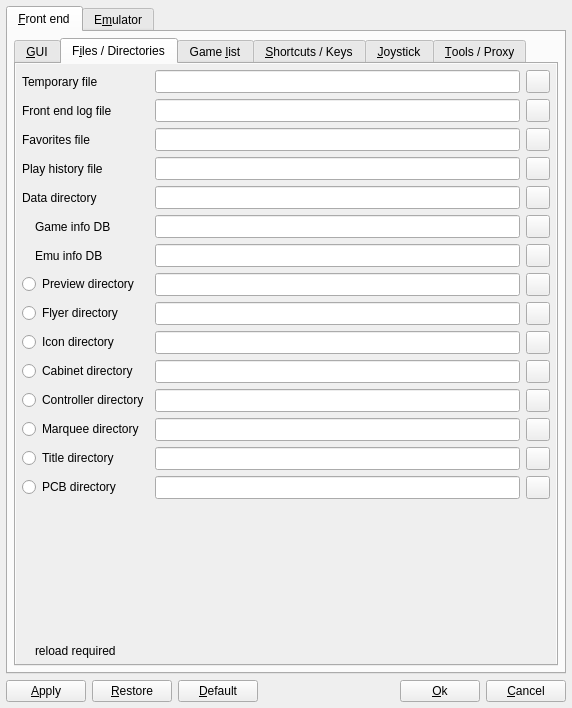
Old version of the form options.ui in the repository qmc2/qmc2-mame-fe.
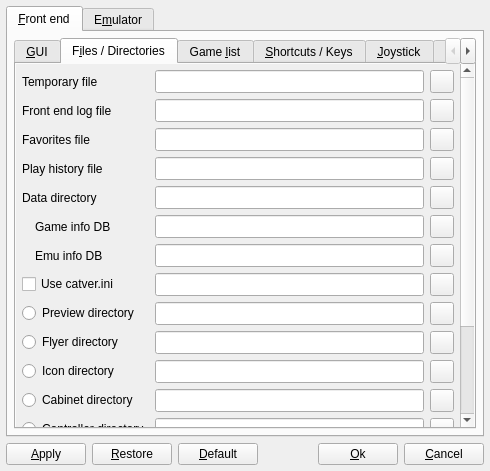
New version of the form. The open tabs and pages were chosen to show the change. Icons and pictures are not drawn.

Commit message: wip: MAME targets only: added optional support for catver.ini (standard game list integration works already)

The edit to the form file:
```diff
--- a/options.ui
+++ b/options.ui
@@ -7,8 +7,8 @@
    <rect>
     <x>0</x>
     <y>0</y>
-    <width>572</width>
-    <height>708</height>
+    <width>490</width>
+    <height>471</height>
    </rect>
   </property>
   <property name="windowTitle">
@@ -854,8 +854,8 @@
                <rect>
                 <x>0</x>
                 <y>0</y>
-                <width>540</width>
-                <height>601</height>
+                <width>441</width>
+                <height>518</height>
                </rect>
               </property>
               <layout class="QGridLayout" name="gridLayout_6">
@@ -1166,7 +1166,7 @@
                    </property>
                   </widget>
                  </item>
-                 <item row="7" column="0">
+                 <item row="8" column="0">
                   <widget class="QRadioButton" name="radioButtonPreviewSelect">
                    <property name="toolTip">
                     <string>Switch between specifying a preview directory or a ZIP-compressed preview file</string>
@@ -1182,7 +1182,7 @@
                    </property>
                   </widget>
                  </item>
-                 <item row="7" column="1" colspan="2">
+                 <item row="8" column="1" colspan="2">
                   <widget class="QStackedWidget" name="stackedWidgetPreview">
                    <property name="sizePolicy">
                     <sizepolicy hsizetype="Preferred" vsizetype="Fixed">
@@ -1269,7 +1269,7 @@
                    </widget>
                   </widget>
                  </item>
-                 <item row="8" column="0">
+                 <item row="9" column="0">
                   <widget class="QRadioButton" name="radioButtonFlyerSelect">
                    <property name="toolTip">
                     <string>Switch between specifying a flyer directory or a ZIP-compressed flyer file</string>
@@ -1285,7 +1285,7 @@
                    </property>
                   </widget>
                  </item>
-                 <item row="8" column="1" colspan="2">
+                 <item row="9" column="1" colspan="2">
                   <widget class="QStackedWidget" name="stackedWidgetFlyer">
                    <property name="sizePolicy">
                     <sizepolicy hsizetype="Preferred" vsizetype="Fixed">
@@ -1372,7 +1372,7 @@
                    </widget>
                   </widget>
                  </item>
-                 <item row="9" column="0">
+                 <item row="10" column="0">
                   <widget class="QRadioButton" name="radioButtonIconSelect">
                    <property name="toolTip">
                     <string>Switch between specifying an icon directory or a ZIP-compressed icon file</string>
@@ -1388,7 +1388,7 @@
                    </property>
                   </widget>
                  </item>
-                 <item row="9" column="1" colspan="2">
+                 <item row="10" column="1" colspan="2">
                   <widget class="QStackedWidget" name="stackedWidgetIcon">
                    <property name="sizePolicy">
                     <sizepolicy hsizetype="Preferred" vsizetype="Fixed">
@@ -1475,7 +1475,7 @@
                    </widget>
                   </widget>
                  </item>
-                 <item row="15" column="0" colspan="3">
+                 <item row="16" column="0" colspan="3">
                   <spacer name="spacer5">
                    <property name="orientation">
                     <enum>Qt::Vertical</enum>
@@ -1488,7 +1488,7 @@
                    </property>
                   </spacer>
                  </item>
-                 <item row="16" column="0" colspan="3">
+                 <item row="17" column="0" colspan="3">
                   <layout class="QHBoxLayout" name="layout8">
                    <item>
                     <widget class="QLabel" name="labelLegend3Pic">
@@ -1524,7 +1524,7 @@
                    </item>
                   </layout>
                  </item>
-                 <item row="10" column="1" colspan="2">
+                 <item row="11" column="1" colspan="2">
                   <widget class="QStackedWidget" name="stackedWidgetCabinet">
                    <property name="sizePolicy">
                     <sizepolicy hsizetype="Preferred" vsizetype="Fixed">
@@ -1611,7 +1611,7 @@
                    </widget>
                   </widget>
                  </item>
-                 <item row="10" column="0">
+                 <item row="11" column="0">
                   <widget class="QRadioButton" name="radioButtonCabinetSelect">
                    <property name="toolTip">
                     <string>Switch between specifying a cabinet directory or a ZIP-compressed cabinet file</string>
@@ -1627,7 +1627,7 @@
                    </property>
                   </widget>
                  </item>
-                 <item row="11" column="1" colspan="2">
+                 <item row="12" column="1" colspan="2">
                   <widget class="QStackedWidget" name="stackedWidgetController">
                    <property name="sizePolicy">
                     <sizepolicy hsizetype="Preferred" vsizetype="Fixed">
@@ -1714,7 +1714,7 @@
                    </widget>
                   </widget>
                  </item>
-                 <item row="11" column="0">
+                 <item row="12" column="0">
                   <widget class="QRadioButton" name="radioButtonControllerSelect">
                    <property name="toolTip">
                     <string>Switch between specifying a controller directory or a ZIP-compressed controller file</string>
@@ -1730,7 +1730,7 @@
                    </property>
                   </widget>
                  </item>
-                 <item row="12" column="1" colspan="2">
+                 <item row="13" column="1" colspan="2">
                   <widget class="QStackedWidget" name="stackedWidgetMarquee">
                    <property name="sizePolicy">
                     <sizepolicy hsizetype="Preferred" vsizetype="Fixed">
@@ -1817,7 +1817,7 @@
                    </widget>
                   </widget>
                  </item>
-                 <item row="12" column="0">
+                 <item row="13" column="0">
                   <widget class="QRadioButton" name="radioButtonMarqueeSelect">
                    <property name="toolTip">
                     <string>Switch between specifying a marquee directory or a ZIP-compressed marquee file</string>
@@ -1833,7 +1833,7 @@
                    </property>
                   </widget>
                  </item>
-                 <item row="13" column="1" colspan="2">
+                 <item row="14" column="1" colspan="2">
                   <widget class="QStackedWidget" name="stackedWidgetTitle">
                    <property name="sizePolicy">
                     <sizepolicy hsizetype="Preferred" vsizetype="Fixed">
@@ -1920,7 +1920,7 @@
                    </widget>
                   </widget>
                  </item>
-                 <item row="13" column="0">
+                 <item row="14" column="0">
                   <widget class="QRadioButton" name="radioButtonTitleSelect">
                    <property name="toolTip">
                     <string>Switch between specifying a title directory or a ZIP-compressed title file</string>
@@ -1936,7 +1936,7 @@
                    </property>
                   </widget>
                  </item>
-                 <item row="14" column="0">
+                 <item row="15" column="0">
                   <widget class="QRadioButton" name="radioButtonPCBSelect">
                    <property name="toolTip">
                     <string>Switch between specifying a PCB directory or a ZIP-compressed PCB file</string>
@@ -1952,7 +1952,7 @@
                    </property>
                   </widget>
                  </item>
-                 <item row="14" column="1" colspan="2">
+                 <item row="15" column="1" colspan="2">
                   <widget class="QStackedWidget" name="stackedWidgetPCB">
                    <property name="sizePolicy">
                     <sizepolicy hsizetype="Preferred" vsizetype="Fixed">
@@ -2039,6 +2039,50 @@
                    </widget>
                   </widget>
                  </item>
+                 <item row="7" column="0">
+                  <widget class="QCheckBox" name="checkBoxUseCatverIni">
+                   <property name="toolTip">
+                    <string>Enable the use of catver.ini -- get the newest version from http://www.progettoemma.net/?catlist</string>
+                   </property>
+                   <property name="text">
+                    <string>Use catver.ini</string>
+                   </property>
+                   <property name="icon">
+                    <iconset resource="qmc2.qrc">
+                     <normaloff>:/data/img/reload.png</normaloff>:/data/img/reload.png</iconset>
+                   </property>
+                  </widget>
+                 </item>
+                 <item row="7" column="1">
+                  <widget class="QLineEdit" name="lineEditCatverIniFile">
+                   <property name="sizePolicy">
+                    <sizepolicy hsizetype="Expanding" vsizetype="Minimum">
+                     <horstretch>0</horstretch>
+                     <verstretch>0</verstretch>
+                    </sizepolicy>
+                   </property>
+                   <property name="toolTip">
+                    <string>Path to catver.ini (read)</string>
+                   </property>
+                  </widget>
+                 </item>
+                 <item row="7" column="2">
+                  <widget class="QToolButton" name="toolButtonBrowseCatverIniFile">
+                   <property name="sizePolicy">
+                    <sizepolicy hsizetype="Fixed" vsizetype="Minimum">
+                     <horstretch>0</horstretch>
+                     <verstretch>0</verstretch>
+                    </sizepolicy>
+                   </property>
+                   <property name="toolTip">
+                    <string>Browse path to catver.ini</string>
+                   </property>
+                   <property name="icon">
+                    <iconset resource="qmc2.qrc">
+                     <normaloff>:/data/img/fileopen.png</normaloff>:/data/img/fileopen.png</iconset>
+                   </property>
+                  </widget>
+                 </item>
                 </layout>
                </item>
               </layout>
```
Left out of the diff: 21 changed lines with no effect on the pictures. The commit also changes 18 other files.
